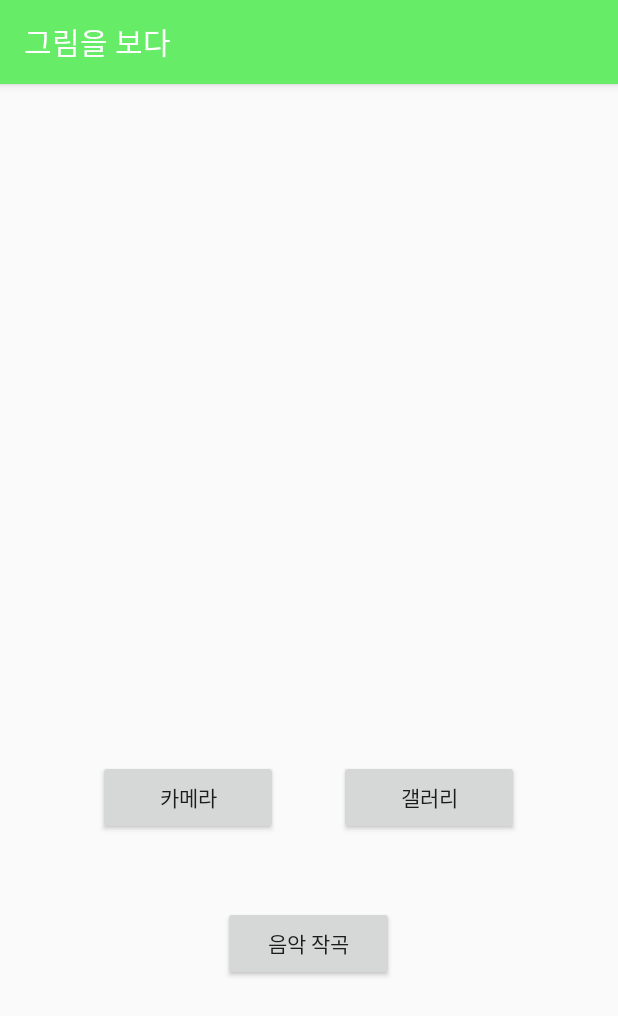
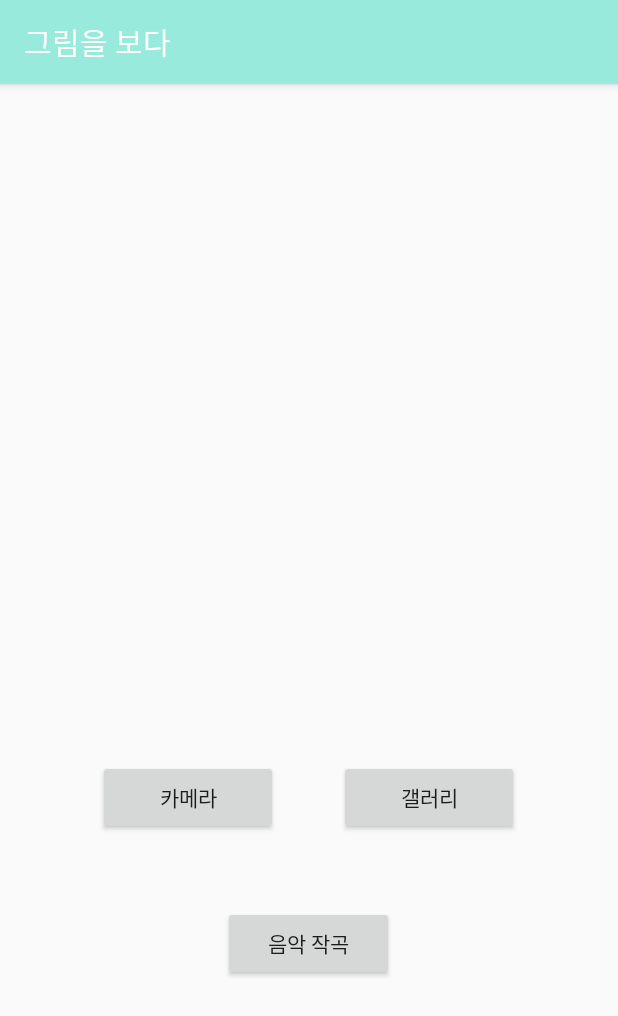
Before and after one commit to cokes04/melody, an Android app: the GenerateMusicActivity screen opened directly, with no data from a screen before it, after a tap on "음악 작곡", on a phone screen of 412 x 824 dp. Shown: the top 1016 px of the screen. Run offline under Robolectric (Android 15) with nearby library versions, the phone set to English and light mode, and no system bars; pictures from the network do not load; 1 statement that could not run was skipped.

Commit message:
오류 수정 및 색상 변경

```diff
--- a/ui/app/src/main/java/com/melody/ui/GenerateMusicActivity.java
+++ b/ui/app/src/main/java/com/melody/ui/GenerateMusicActivity.java
@@ -105,7 +105,7 @@ public class GenerateMusicActivity extends AppCompatActivity {
         generateButton = findViewById(R.id.generate_music_button);
         generateButton.setOnClickListener( (View v) -> {
             Emotion emotion = Emotion.delighted;
-            int music_len = 20;
+            int music_len = 160;
             int noise_num = 3;
             getMusic(emotion, noise_num, music_len);
         });
--- a/ui/app/src/main/java/com/melody/ui/PlayMusicActivity.java
+++ b/ui/app/src/main/java/com/melody/ui/PlayMusicActivity.java
@@ -23,7 +23,6 @@ public class PlayMusicActivity extends AppCompatActivity {
     private SeekBar seekbar;
 
     private Button playStopButton;
-    private Button uploadMusicButton;
 
     private String musicToPlay = NON_EXISTENT_MUSIC;
 
@@ -59,10 +58,6 @@ public class PlayMusicActivity extends AppCompatActivity {
             }
 
 
-        });
-
-        uploadMusicButton.setOnClickListener((View view) ->{
-            // 음악 불러오는 기능 구현
         });
     }
 
--- a/ui/app/src/main/res/values/colors.xml
+++ b/ui/app/src/main/res/values/colors.xml
@@ -1,7 +1,7 @@
 <?xml version="1.0" encoding="utf-8"?>
 <resources>
-    <color name="green1">#66EC66</color>
-    <color name="green2">#5CE75C</color>
+    <color name="sky1">#98EBDC</color>
+    <color name="sky2">#84DCC8</color>
     <color name="purple_200">#FFBB86FC</color>
     <color name="purple_500">#FF6200EE</color>
     <color name="purple_700">#FF3700B3</color>
--- a/ui/app/src/main/res/values/themes.xml
+++ b/ui/app/src/main/res/values/themes.xml
@@ -2,8 +2,8 @@
     <!-- Base application theme. -->
     <style name="Theme.Melody" parent="Theme.AppCompat.Light.DarkActionBar">
         <!-- Primary brand color. -->
-        <item name="colorPrimary">@color/green1</item>
-        <item name="colorPrimaryDark">@color/green2</item>
+        <item name="colorPrimary">@color/sky1</item>
+        <item name="colorPrimaryDark">@color/sky2</item>
         <item name="colorAccent">@color/teal_200</item>
         <!-- Customize your theme here. -->
     </style>
```
